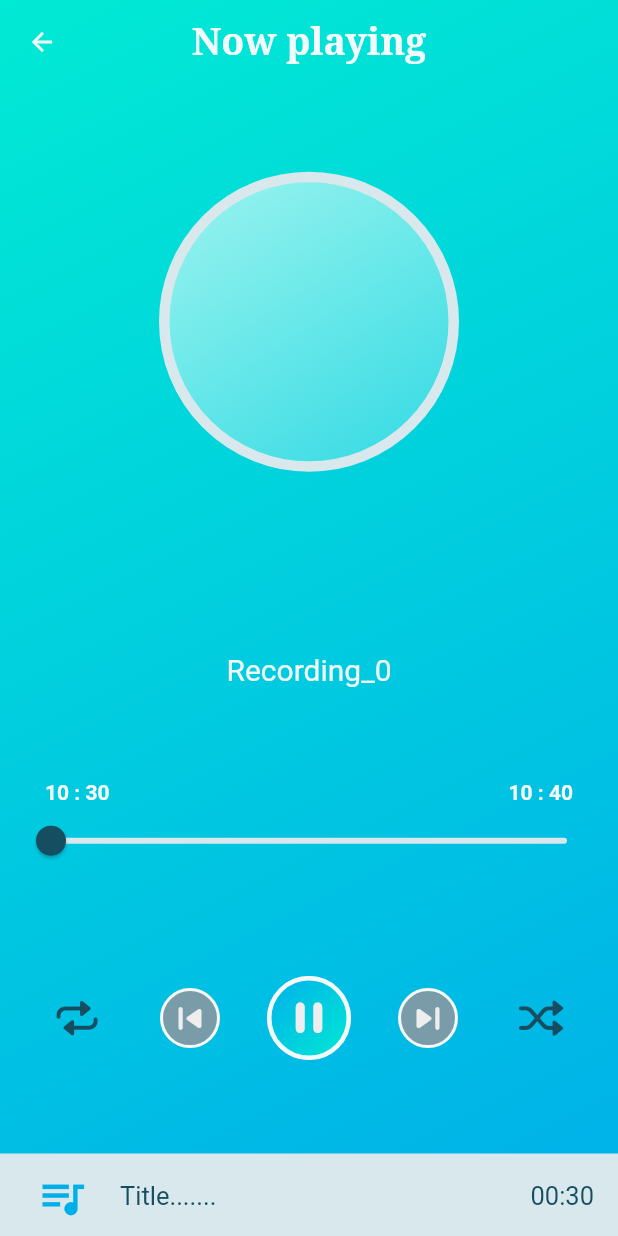
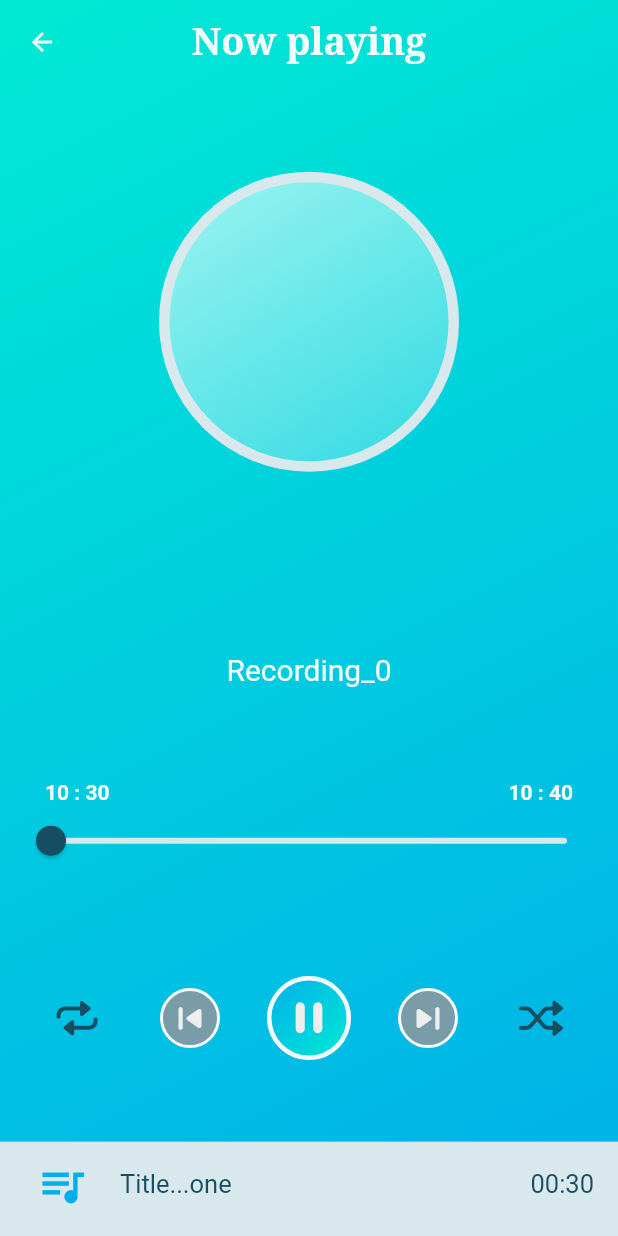
Before and after one commit to PrimeAnteneh/affirm_app_repo, a Flutter app: the screen it shows after launch, after a tap on the "play arrow" icon, on a phone screen of 412 x 824 dp. Run offline on Flutter 3.47's test engine with Material 2 defaults, Android fonts, the phone set to English and light mode, and no system bars; our stand-ins replace flutter_vector_icons, font_awesome_flutter.

Commit message:
transition duration minimized,player page next track with reorderable listview changed

```diff
--- a/lib/Frontend/Pages/home_page.dart
+++ b/lib/Frontend/Pages/home_page.dart
@@ -105,7 +105,7 @@ class _HomePageState extends State<HomePage> {
               shadowColor: colors.shade2,
               borderRadius: BorderRadius.circular(30),
               child: Container(
-                height: 45,
+                //height: 5,
                 decoration: BoxDecoration(
                   color: colors.shadeSide,
                   border: Border.all(
@@ -114,13 +114,18 @@ class _HomePageState extends State<HomePage> {
                   ),
                   //borderRadius: BorderRadius.circular(20),
                 ),
-                child: Padding(
-                  padding: const EdgeInsets.symmetric(horizontal: 8.0),
-                  child: Row(
-                    mainAxisAlignment: MainAxisAlignment.spaceBetween,
-                    //crossAxisAlignment: CrossAxisAlignment.center,
-                    children: [
-                      Text(
+                child: ListTile(
+                  dense: true,
+                  tileColor: colors.shade1,
+                  onTap: () {
+                    Navigator.push(
+                      context,
+                      ScaleFadePageTransition(
+                        child: const PlayerPage(),
+                      ),
+                    );
+                  },
+                  leading: Text(
                     'Play all',
                     style: TextStyle(
                       fontSize: 20,
@@ -128,7 +133,7 @@ class _HomePageState extends State<HomePage> {
                       color: colors.shade3,
                     ),
                   ),
-                      IconButton(
+                  trailing: IconButton(
                     alignment: Alignment.center,
                     icon: Icon(
                       Icons.play_arrow_rounded,
@@ -143,8 +148,6 @@ class _HomePageState extends State<HomePage> {
                         ),
                       );
                     },
-                      ),
-                    ],
                   ),
                 ),
               ),
--- a/lib/Frontend/Pages/player_page.dart
+++ b/lib/Frontend/Pages/player_page.dart
@@ -89,6 +89,9 @@ class _PlayerPageState extends State<PlayerPage>
       return CupertinoIcons.repeat;
     }
   }
+
+  List list = ['one', 'Two', 'Three', 'Four', 'Five'];
+  bool reordering = false;
 
   @override
   Widget build(BuildContext context) {
@@ -376,7 +379,7 @@ class _PlayerPageState extends State<PlayerPage>
                   closeDrawer();
                 }, */
                 child: AnimatedContainer(
-                  height: isCollapsed ? 55 : width * 1.7,
+                  height: isCollapsed ? width / 6.55 : width * 1.7,
                   width: width,
                   decoration: BoxDecoration(
                     color: colors.shade1,
@@ -386,7 +389,7 @@ class _PlayerPageState extends State<PlayerPage>
                     ),
                   ),
                   duration: const Duration(
-                    milliseconds: 500,
+                    milliseconds: 250,
                   ),
                   curve: Curves.easeIn,
                   transform: Matrix4.translationValues(
@@ -398,8 +401,17 @@ class _PlayerPageState extends State<PlayerPage>
                     ),
                   child: Column(
                     children: [
-                      SizedBox(
+                      Container(
                         height: width / 6.55,
+                        decoration: BoxDecoration(
+                          border: Border(
+                            bottom: BorderSide(
+                              color:
+                                  !isCollapsed ? colors.shade3 : colors.shade1,
+                              width: 1,
+                            ),
+                          ),
+                        ),
                         child: ListTile(
                           onTap: !isCollapsed ? closeDrawer : openDrawer,
                           enabled: true,
@@ -413,7 +425,7 @@ class _PlayerPageState extends State<PlayerPage>
                             ),
                           ),
                           title: Text(
-                            'Title.......',
+                            'Title...${list[0]}',
                             style: TextStyle(
                               fontSize: 17,
                               color: colors.shade3,
@@ -429,25 +441,30 @@ class _PlayerPageState extends State<PlayerPage>
                         ),
                       ),
                       Expanded(
-                        child: GestureDetector(
-                          child: ListView.builder(
-                            controller: scController,
-                            itemCount: 20,
+                        child: ReorderableListView.builder(
+                          onReorder: (oldIndex, newIndex) => setState(() {
+                            reordering = true;
+                            var index =
+                                newIndex > oldIndex ? newIndex - 1 : newIndex;
+                            var elem = list.removeAt(oldIndex);
+                            list.insert(index, '$elem');
+                            reordering = false;
+                          }),
+                          itemCount: list.length,
                           itemBuilder: (context, i) {
                             return ListTile(
+                              key: ValueKey('$i'),
                               onTap: !isCollapsed ? closeDrawer : openDrawer,
                               enabled: true,
                               focusColor: colors.shade2,
-                                leading: IconButton(
-                                  onPressed: () {},
-                                  icon: Icon(
+                              leading: Icon(
                                 Icons.menu,
-                                    size: 25,
-                                    color: colors.shade2,
-                                  ),
+                                size: reordering ? 18 : 25,
+                                color:
+                                    reordering ? colors.green : colors.shade2,
                               ),
                               title: Text(
-                                  '$i Title.......',
+                                'Title...${list[i]}',
                                 style: TextStyle(
                                   fontSize: 17,
                                   color: colors.shade3,
@@ -464,7 +481,6 @@ class _PlayerPageState extends State<PlayerPage>
                           },
                         ),
                       ),
-                      ),
                     ],
                   ),
                 ),
```
Also changed, not shown: lib/Frontend/Utilities/custom_page_transition.dart (+4 -4 lines). Lines whose indentation alone changed are shown as unchanged.
